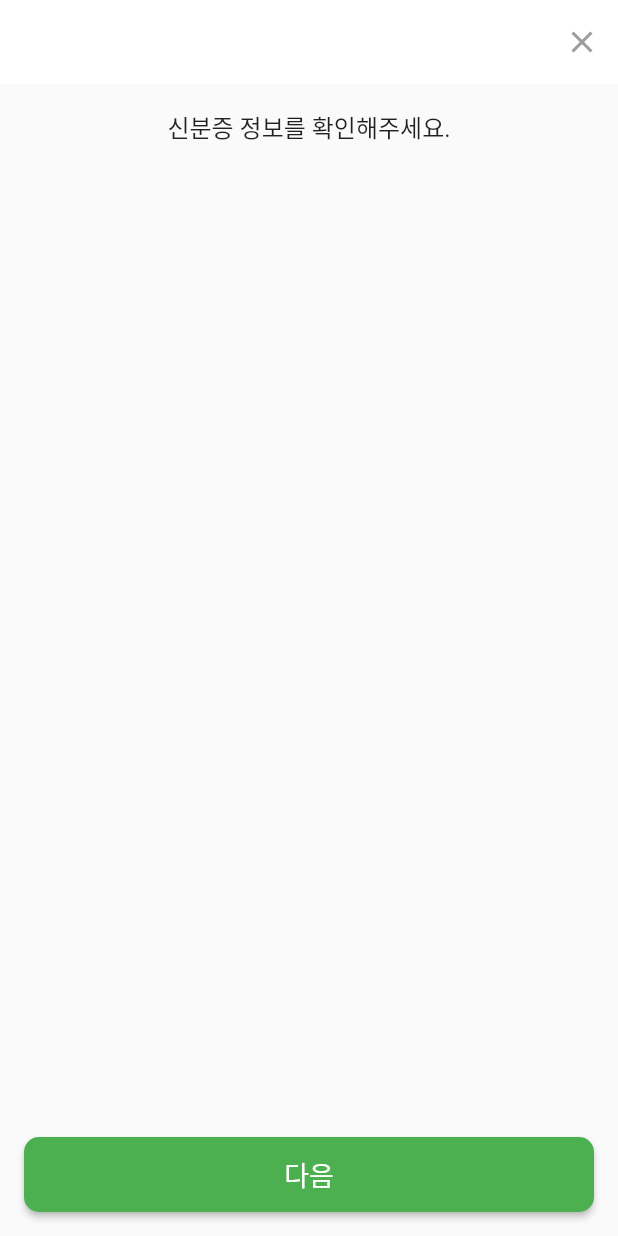
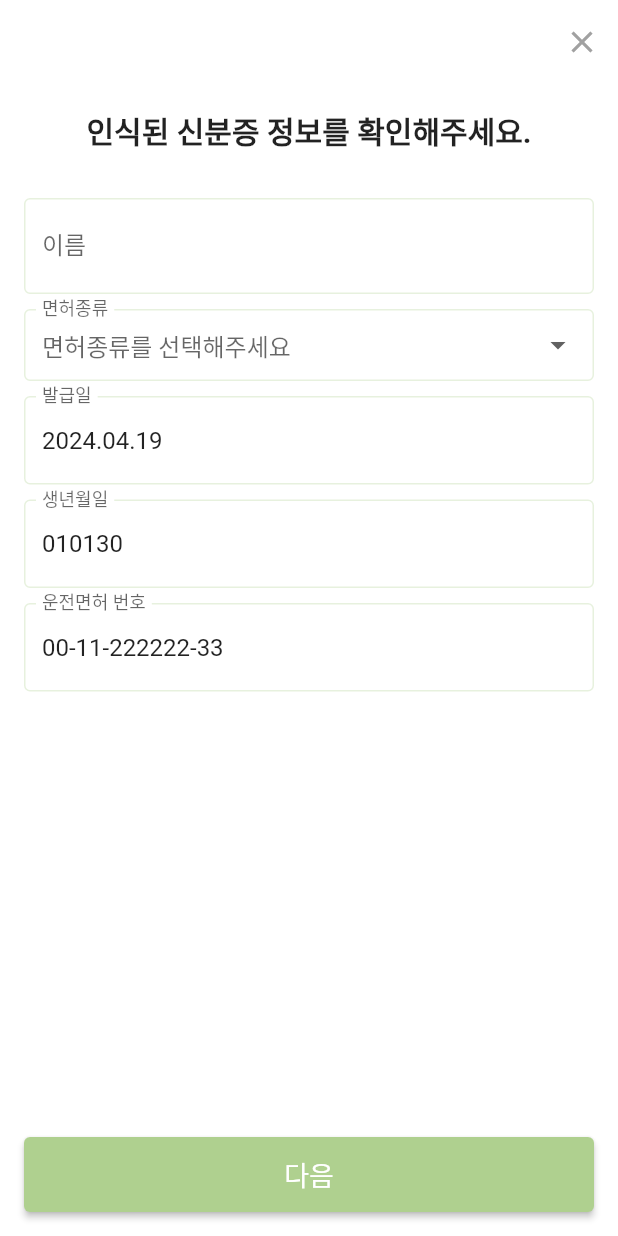
Before and after one commit to safeT-CE/Flutter_main, a Flutter app: the IdInfoCheckPage screen opened by its route, on a phone screen of 412 x 824 dp. Run offline on Flutter 3.47's test engine with Material 2 defaults, Android fonts, the phone set to English and light mode, and no system bars; our stand-ins replace camera, geolocator, shared_preferences; missing offline and left inert: google_ml_kit, kakao_map_plugin; accounts and stored records are empty.

Commit message:
✨auth OCR upgrade

```diff
--- a/lib/pages/auth_idcard_cam_page.dart
+++ b/lib/pages/auth_idcard_cam_page.dart
@@ -22,6 +22,10 @@ class _IdCamPageState extends State<IdCamPage> {
   bool _showWarning = false;
   Timer? _warningTimer;
   Timer? _focusTimer;
+
+  String? dateOfIssue;
+  String? dateOfBirth;
+  String? licenseNumber;
 
   @override
   void initState() {
@@ -70,10 +74,16 @@ class _IdCamPageState extends State<IdCamPage> {
       });
 
       if (_recognizedLines.isNotEmpty) {
+        _extractInfo(_recognizedLines);
         Navigator.push(
           context,
           MaterialPageRoute(
-            builder: (context) => IdInfoCheckPage(recognizedLines: _recognizedLines),
+            builder: (context) => IdInfoCheckPage(
+              dateOfIssue: dateOfIssue,
+              dateOfBirth: dateOfBirth,
+              licenseNumber: licenseNumber,
+              recognizedLines: _recognizedLines,
+            ),
           ),
         );
       } else {
@@ -82,6 +92,24 @@ class _IdCamPageState extends State<IdCamPage> {
     } catch (e) {
       print(e);
       _showWarningMessage();
+    }
+  }
+
+  void _extractInfo(List<String> lines) {
+    RegExp dateRegExp = RegExp(r'\d{4}\.\d{2}\.\d{2}');
+    RegExp idRegExp = RegExp(r'\d{6}-\d{7}');
+    RegExp licenseRegExp = RegExp(r'\d{2}-\d{2}-\d{6}-\d{2}');
+
+    for (var line in lines) {
+      if (dateRegExp.hasMatch(line)) {
+        dateOfIssue = dateRegExp.stringMatch(line);
+      }
+      if (idRegExp.hasMatch(line)) {
+        dateOfBirth = idRegExp.stringMatch(line)?.substring(0, 6);
+      }
+      if (licenseRegExp.hasMatch(line)) {
+        licenseNumber = licenseRegExp.stringMatch(line);
+      }
     }
   }
 
--- a/lib/pages/auth_idinfo_check_page.dart
+++ b/lib/pages/auth_idinfo_check_page.dart
@@ -1,11 +1,56 @@
 import 'package:flutter/material.dart';
 import 'package:safet/main.dart';
 
+class IdInfoCheckPage extends StatefulWidget {
+  final List<String> recognizedLines;
+  final String? dateOfIssue;
+  final String? dateOfBirth;
+  final String? licenseNumber;
 
-class IdInfoCheckPage extends StatelessWidget {
-  final List<String> recognizedLines;
+  IdInfoCheckPage({
+    required this.recognizedLines,
+    this.dateOfIssue,
+    this.dateOfBirth,
+    this.licenseNumber,
+  });
 
-  IdInfoCheckPage({required this.recognizedLines});
+  @override
+  _IdInfoCheckPageState createState() => _IdInfoCheckPageState();
+}
+
+class _IdInfoCheckPageState extends State<IdInfoCheckPage> {
+  final TextEditingController _nameController = TextEditingController();
+  final TextEditingController _dateOfIssueController = TextEditingController();
+  final TextEditingController _dateOfBirthController = TextEditingController();
+  final TextEditingController _licenseNumberController = TextEditingController();
+  String? _selectedLicenseType;
+  final FocusNode _nameFocusNode = FocusNode();
+  final FocusNode _dateOfIssueFocusNode = FocusNode();
+  final FocusNode _dateOfBirthFocusNode = FocusNode();
+  final FocusNode _licenseNumberFocusNode = FocusNode();
+  final FocusNode _licenseTypeFocusNode = FocusNode();
+
+  @override
+  void initState() {
+    super.initState();
+    _dateOfIssueController.text = widget.dateOfIssue ?? '2024.04.19';
+    _dateOfBirthController.text = widget.dateOfBirth ?? '010130';
+    _licenseNumberController.text = widget.licenseNumber ?? '00-11-222222-33';
+  }
+
+  @override
+  void dispose() {
+    _nameController.dispose();
+    _dateOfIssueController.dispose();
+    _dateOfBirthController.dispose();
+    _licenseNumberController.dispose();
+    _nameFocusNode.dispose();
+    _dateOfIssueFocusNode.dispose();
+    _dateOfBirthFocusNode.dispose();
+    _licenseNumberFocusNode.dispose();
+    _licenseTypeFocusNode.dispose();
+    super.dispose();
+  }
 
   @override
   Widget build(BuildContext context) {
@@ -15,41 +60,54 @@ class IdInfoCheckPage extends StatelessWidget {
         elevation: 0,
         actions: [
           IconButton(
-            icon: Icon(Icons.close, color: Colors.grey),
+            icon: Icon(Icons.close, color: safeTgray),
             onPressed: () {
               Navigator.pop(context);
             },
           ),
         ],
       ),
+      backgroundColor: Colors.white,
       body: Padding(
         padding: const EdgeInsets.all(16.0),
         child: Column(
-          mainAxisAlignment: MainAxisAlignment.center,
+          crossAxisAlignment: CrossAxisAlignment.stretch, // Align children to stretch
           children: [
             Text(
-              '신분증 정보를 확인해주세요.',
+              '인식된 신분증 정보를 확인해주세요.',
               textAlign: TextAlign.center,
-              style: TextStyle(fontSize: 16),
+              style: TextStyle(fontSize: 20, fontWeight: FontWeight.bold),
             ),
-            SizedBox(height: 20),
-            Expanded(
-              child: ListView.builder(
-                itemCount: recognizedLines.length,
-                itemBuilder: (context, index) {
-                  return ListTile(
-                    title: Text(recognizedLines[index]),
-                  );
-                },
-              ),
+            SizedBox(height: 30), // Adjust height to your preference
+            _buildInfoRow('이름', _nameController, _nameFocusNode, '이름을 입력하세요'),
+            SizedBox(height: 10),
+            _buildDropdownRow(
+              label: '면허종류',
+              items: [
+                '2종 보통',
+                '1종 보통',
+                '2종 원동기 장치 자전거'
+              ],
+              value: _selectedLicenseType,
+              onChanged: (String? newValue) {
+                setState(() {
+                  _selectedLicenseType = newValue;
+                });
+              },
+              focusNode: _licenseTypeFocusNode,
+              hintText: '면허종류를 선택해주세요',
             ),
+            SizedBox(height: 10),
+            _buildInfoRow('발급일', _dateOfIssueController, _dateOfIssueFocusNode, '2024.04.19'),
+            SizedBox(height: 10),
+            _buildInfoRow('생년월일', _dateOfBirthController, _dateOfBirthFocusNode, '010130'),
+            SizedBox(height: 10),
+            _buildInfoRow('운전면허 번호', _licenseNumberController, _licenseNumberFocusNode, '00-11-222222-33'),
+            Spacer(), // Spacer to push the button to the bottom
             ElevatedButton(
               style: ElevatedButton.styleFrom(
-                primary: Colors.green,
+                backgroundColor: safeTgreen,
                 minimumSize: Size(double.infinity, 50),
-                shape: RoundedRectangleBorder(
-                  borderRadius: BorderRadius.circular(10),
-                ),
               ),
               onPressed: () {
                 Navigator.pushNamed(context, '/auth_face_how');
@@ -64,4 +122,87 @@ class IdInfoCheckPage extends StatelessWidget {
       ),
     );
   }
+
+  Widget _buildTextField({
+    required TextEditingController controller,
+    required FocusNode focusNode,
+    required String label,
+    required String hintText,
+  }) {
+    return TextField(
+      controller: controller,
+      focusNode: focusNode,
+      decoration: InputDecoration(
+        labelText: label,
+        hintText: hintText,
+        border: OutlineInputBorder(),
+        focusedBorder: OutlineInputBorder(
+          borderSide: BorderSide(color: safeTgreen),
+        ),
+        enabledBorder: OutlineInputBorder(
+          borderSide: BorderSide(color: safeTlightgreen),
+        ),
+        contentPadding: EdgeInsets.symmetric(vertical: 20.0, horizontal: 12.0),
+      ),
+    );
+  }
+
+  Widget _buildInfoRow(String label, TextEditingController controller, FocusNode focusNode, String hintText) {
+    return Row(
+      children: [
+        Expanded(
+          child: _buildTextField(
+            controller: controller,
+            focusNode: focusNode,
+            label: label,
+            hintText: hintText,
+          ),
+        ),
+      ],
+    );
+  }
+
+  Widget _buildDropdownRow({
+    required String label,
+    required List<String> items,
+    required String? value,
+    required void Function(String?) onChanged,
+    required FocusNode focusNode,
+    required String hintText,
+  }) {
+    return Row(
+      children: [
+        Expanded(
+          child: InputDecorator(
+            decoration: InputDecoration(
+              labelText: label,
+              hintText: hintText,
+              border: OutlineInputBorder(),
+              focusedBorder: OutlineInputBorder(
+                borderSide: BorderSide(color: safeTgreen),
+              ),
+              enabledBorder: OutlineInputBorder(
+                borderSide: BorderSide(color: safeTlightgreen),
+              ),
+              contentPadding: EdgeInsets.symmetric(vertical: 0.0, horizontal: 12.0), // Adjust height
+            ),
+            child: DropdownButtonHideUnderline(
+              child: DropdownButton<String>(
+                value: value,
+                isExpanded: true,
+                items: items.map<DropdownMenuItem<String>>((String value) {
+                  return DropdownMenuItem<String>(
+                    value: value,
+                    child: Text(value),
+                  );
+                }).toList(),
+                onChanged: onChanged,
+                hint: Text(hintText),
+              ),
+            ),
+          ),
+        ),
+      ],
+    );
+  }
 }
--- a/lib/pages/auth_page.dart
+++ b/lib/pages/auth_page.dart
@@ -1,5 +1,6 @@
 import 'package:flutter/material.dart';
 import 'package:shared_preferences/shared_preferences.dart';
+import 'package:safet/main.dart';
 
 class AuthPage extends StatelessWidget {
   Future<void> _login(BuildContext context) async {
@@ -31,7 +32,7 @@ class AuthPage extends StatelessWidget {
                 Navigator.pushNamed(context, '/login');
               },
               style: ElevatedButton.styleFrom(
-               // primary: Colors.lightGreen[100],
+                backgroundColor: safeTgreen,
               ),
               child: Text('로그인'),
             ),
@@ -41,7 +42,7 @@ class AuthPage extends StatelessWidget {
                 Navigator.pushNamed(context, '/agreement');
               },
               style: ElevatedButton.styleFrom(
-                //primary: Colors.lightGreen[100],
+                backgroundColor: safeTgreen,
               ),
               child: Text('회원가입'),
             ),
```
